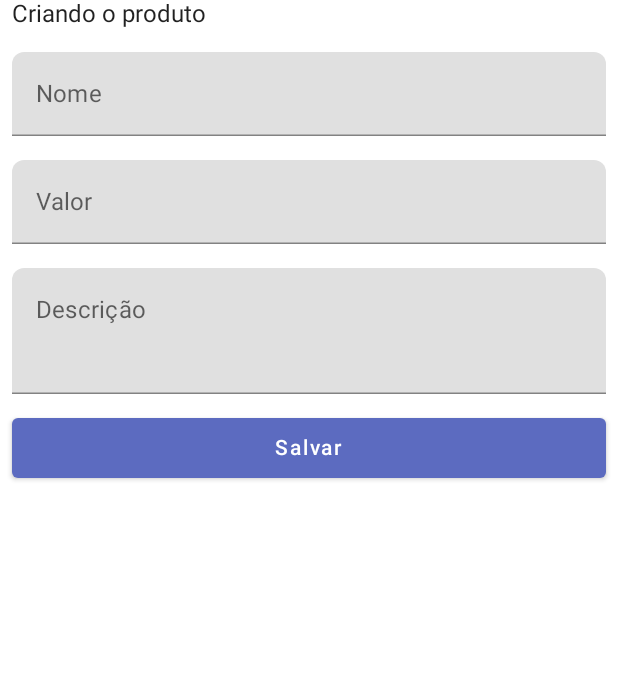
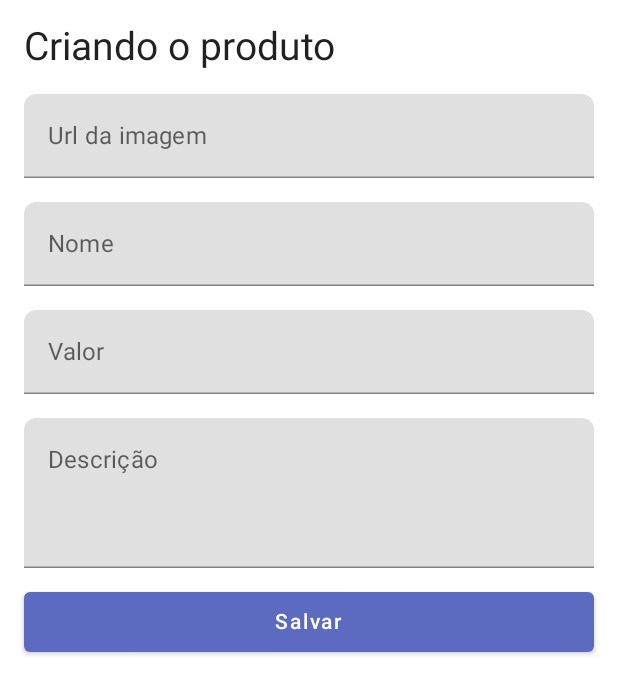
Before and after one commit to gersoncorrea/alura-jetpackcompose, an Android app built with Jetpack Compose: the composable ProductFormScreen shown on its own in the app's theme, after a tap on "Salvar", on a phone screen of 412 x 824 dp. Shown: the top 694 px of the screen. Run offline under Robolectric (Android 15) with nearby library versions, the phone set to English and light mode, and no system bars; pictures from the network do not load.

Commit message:
[JC2] - aula 2 melhorando campos de texto

```diff
--- a/app/src/main/AndroidManifest.xml
+++ b/app/src/main/AndroidManifest.xml
@@ -2,7 +2,7 @@
 <manifest xmlns:android="http://schemas.android.com/apk/res/android"
     xmlns:tools="http://schemas.android.com/tools">
 
-    <uses-permission android:name="android.permission.INTERNET"/>
+    <uses-permission android:name="android.permission.INTERNET" />
 
     <application
         android:allowBackup="true"
@@ -14,20 +14,30 @@
         android:supportsRtl="true"
         android:theme="@style/Theme.Alurajetpackcompose"
         tools:targetApi="31">
+        <!--        <activity-->
+        <!--            android:name=".MainActivity"-->
+        <!--            android:exported="true"-->
+        <!--            android:label="@string/app_name"-->
+        <!--            android:theme="@style/Theme.Alurajetpackcompose">-->
+        <!--            <intent-filter>-->
+        <!--                <action android:name="android.intent.action.MAIN" />-->
+
+        <!--                <category android:name="android.intent.category.LAUNCHER" />-->
+        <!--            </intent-filter>-->
+
+        <!--            <meta-data-->
+        <!--                android:name="android.app.lib_name"-->
+        <!--                android:value="" />-->
+        <!--        </activity>-->
+
         <activity
-            android:name=".MainActivity"
+            android:name=".ui.activities.ProductFormActivity"
             android:exported="true"
-            android:label="@string/app_name"
-            android:theme="@style/Theme.Alurajetpackcompose">
+            android:windowSoftInputMode="adjustResize">
             <intent-filter>
                 <action android:name="android.intent.action.MAIN" />
-
                 <category android:name="android.intent.category.LAUNCHER" />
             </intent-filter>
-
-            <meta-data
-                android:name="android.app.lib_name"
-                android:value="" />
         </activity>
     </application>
 
--- a/app/src/main/java/com/study/alura_jetpackcompose/ui/screens/ProductFormScreen.kt
+++ b/app/src/main/java/com/study/alura_jetpackcompose/ui/screens/ProductFormScreen.kt
@@ -1,10 +1,14 @@
 package com.study.alura_jetpackcompose.ui.screens
 
+import androidx.compose.foundation.layout.Arrangement
 import androidx.compose.foundation.layout.Column
+import androidx.compose.foundation.layout.fillMaxSize
 import androidx.compose.foundation.layout.fillMaxWidth
 import androidx.compose.foundation.layout.height
 import androidx.compose.foundation.layout.padding
+import androidx.compose.foundation.rememberScrollState
 import androidx.compose.foundation.shape.RoundedCornerShape
+import androidx.compose.foundation.verticalScroll
 import androidx.compose.material.Button
 import androidx.compose.material.Surface
 import androidx.compose.material.Text
@@ -15,13 +19,57 @@ import androidx.compose.runtime.mutableStateOf
 import androidx.compose.runtime.remember
 import androidx.compose.runtime.setValue
 import androidx.compose.ui.Modifier
+import androidx.compose.ui.layout.ContentScale
+import androidx.compose.ui.res.painterResource
 import androidx.compose.ui.tooling.preview.Preview
 import androidx.compose.ui.unit.dp
+import androidx.compose.ui.unit.sp
+import coil.compose.AsyncImage
+import com.study.alura_jetpackcompose.R
+import com.study.alura_jetpackcompose.model.Product
+import java.math.BigDecimal
 
 @Composable
 fun ProductFormScreen() {
-    Column {
-        Text(text = "Criando o produto", Modifier.fillMaxWidth().padding(start = 8.dp))
+    Column(
+        Modifier
+            .fillMaxSize()
+            .padding(16.dp)
+            .verticalScroll(rememberScrollState()),
+        verticalArrangement = Arrangement.spacedBy(16.dp)
+    ) {
+        Text(
+            text = "Criando o produto",
+            Modifier
+                .fillMaxWidth(),
+            fontSize = 26.sp
+        )
+
+        var url by remember {
+            mutableStateOf("")
+        }
+
+        if (url.isNotBlank()) {
+            AsyncImage(
+                model = url,
+                contentDescription = null,
+                Modifier
+                    .height(200.dp)
+                    .fillMaxWidth(),
+                placeholder = painterResource(id = R.drawable.placeholder),
+                contentScale = ContentScale.Crop
+            )
+        }
+        TextField(
+            value = url,
+            onValueChange = {
+                url = it
+            },
+            Modifier
+                .fillMaxWidth(),
+            shape = RoundedCornerShape(topStart = 8.dp, topEnd = 8.dp),
+            label = { Text(text = "Url da imagem") }
+        )
 
         var name by remember {
             mutableStateOf("")
@@ -31,7 +79,8 @@ fun ProductFormScreen() {
             onValueChange = {
                 name = it
             },
-            Modifier.fillMaxWidth().padding(top = 16.dp, start = 8.dp, end = 8.dp),
+            Modifier
+                .fillMaxWidth(),
             shape = RoundedCornerShape(topStart = 8.dp, topEnd = 8.dp),
             label = { Text(text = "Nome") }
         )
@@ -44,7 +93,8 @@ fun ProductFormScreen() {
             onValueChange = {
                 price = it
             },
-            Modifier.fillMaxWidth().padding(top = 16.dp, start = 8.dp, end = 8.dp),
+            Modifier
+                .fillMaxWidth(),
             shape = RoundedCornerShape(topStart = 8.dp, topEnd = 8.dp),
             label = { Text(text = "Valor") }
         )
@@ -57,14 +107,30 @@ fun ProductFormScreen() {
             onValueChange = {
                 description = it
             },
-            Modifier.fillMaxWidth().height(100.dp).padding(top = 16.dp, start = 8.dp, end = 8.dp),
+            Modifier
+                .fillMaxWidth()
+                .height(100.dp),
             shape = RoundedCornerShape(topStart = 8.dp, topEnd = 8.dp),
             label = { Text(text = "Descrição") }
         )
 
+        val convertedPrice = try {
+            BigDecimal(price)
+        } catch (e: java.lang.NumberFormatException) {
+            BigDecimal.ZERO
+        }
         Button(
-            onClick = { /*TODO*/ },
-            Modifier.fillMaxWidth().padding(top = 16.dp, start = 8.dp, end = 8.dp).height(40.dp)
+            onClick = {
+                Product(
+                    name = name,
+                    image = "",
+                    price = convertedPrice,
+                    description = description
+                )
+            },
+            Modifier
+                .fillMaxWidth()
+                .height(40.dp)
         ) {
             Text(text = "Salvar")
         }
```
